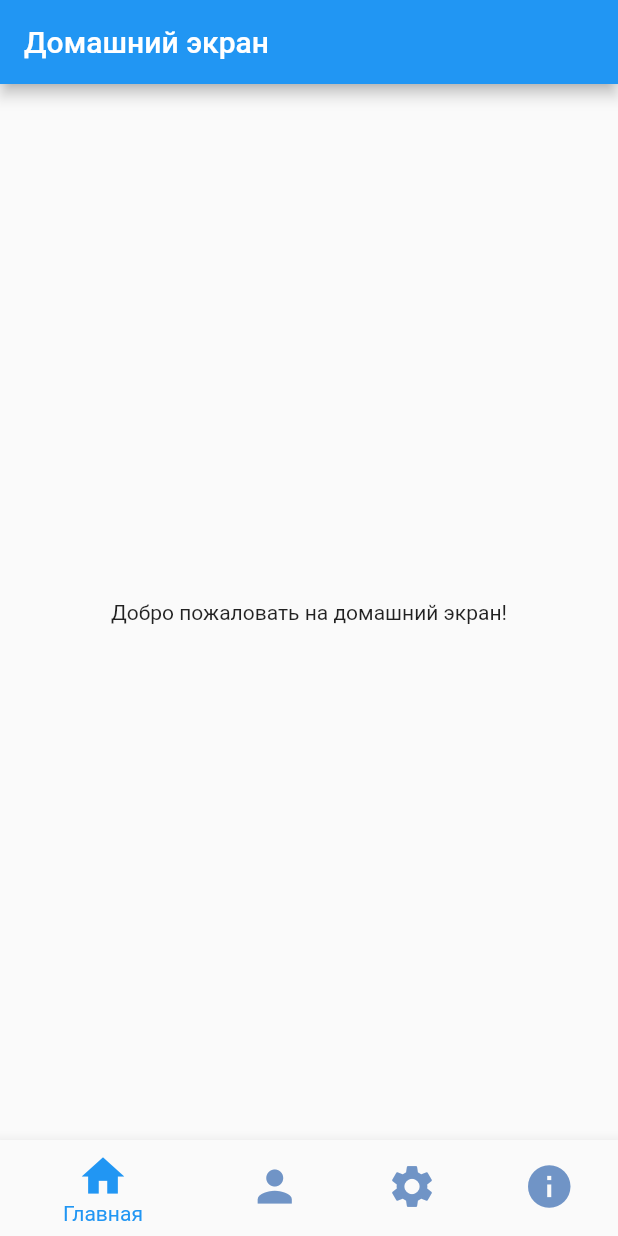
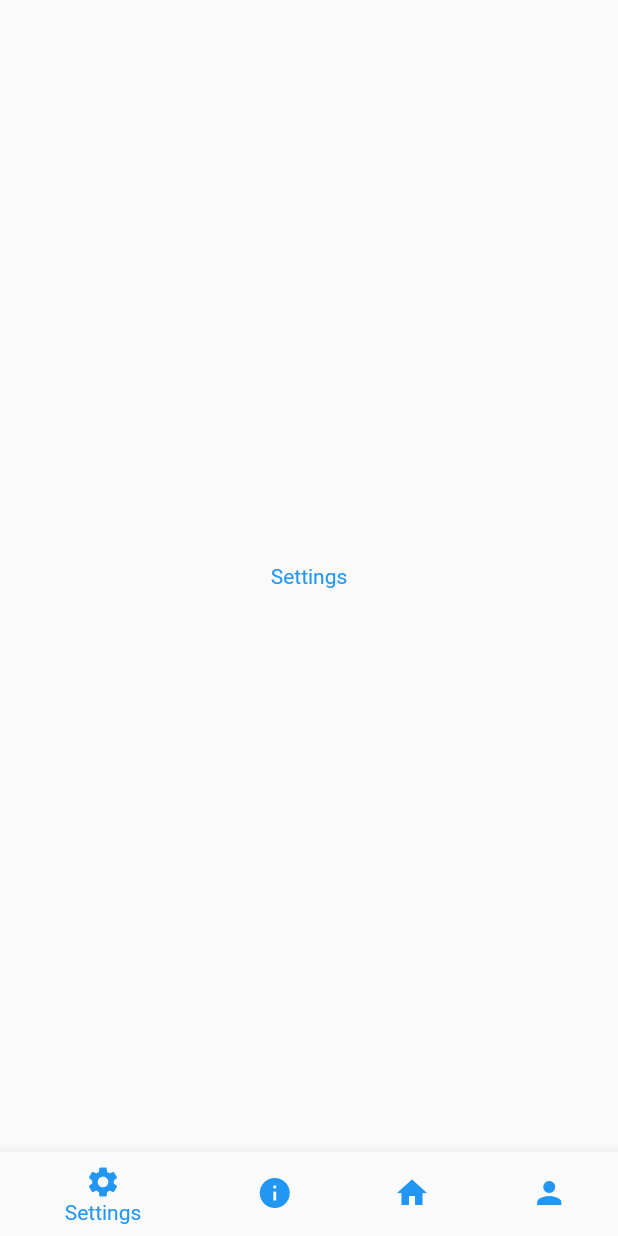
Before and after one commit to LISBREU/water_friend, a Flutter app: the HomeScreen screen opened directly, on a phone screen of 412 x 824 dp. Run offline on Flutter 3.47's test engine with Material 2 defaults, Android fonts, the light colour scheme and no system bars.

Commit message:
created new files to divide different screens with their tasks into them

```diff
--- a/lib/pages/home_screen.dart
+++ b/lib/pages/home_screen.dart
@@ -1,50 +1,77 @@
 // home_screen.dart
 import 'package:flutter/material.dart';
+import 'home.dart';
+import 'settings.dart';
+import 'statisticks.dart';
+import 'user.dart';
 
-class HomeScreen extends StatelessWidget {
+class HomeScreen extends StatefulWidget {
+  @override
+  _HomeScreenState createState() => _HomeScreenState();
+}
+
+class _HomeScreenState extends State<HomeScreen> {
+  int _currentIndex = 0;
+
+  final List<Widget> _screens = [
+    Settings(),
+    Statisticks(),
+    Home(),
+    User(),
+  ];
+
   @override
   Widget build(BuildContext context) {
     return Scaffold(
-      appBar: AppBar(
-        title: Text('Домашний экран'),
-      ),
-      body: Center(
-        child: Text('Добро пожаловать на домашний экран!'),
+      body: IndexedStack(
+        index: _currentIndex,
+        children: _screens,
       ),
       bottomNavigationBar: BottomNavigationBar(
+        selectedLabelStyle: TextStyle(
+          color: Colors.blue,
+        ),
+        unselectedLabelStyle: TextStyle(
+          color: Colors.blueGrey,
+        ),
+        currentIndex: _currentIndex,
+        onTap: (index) {
+          setState(() {
+            _currentIndex = index;
+          });
+        },
         items: [
           BottomNavigationBarItem(
             icon: Icon(
+              Icons.settings,
+              color: Colors.blue,
+            ),
+            label: 'Settings',
+          ),
+          BottomNavigationBarItem(
+            icon: Icon(
+              Icons.info,
+              color: Colors.blue,
+            ),
+            label: 'Statisticks',
+          ),
+          BottomNavigationBarItem(
+            icon: Icon(
               Icons.home,
-              size: 34,
+              color: Colors.blue,
             ),
-            label: 'Главная',
+            label: 'Home',
           ),
           BottomNavigationBarItem(
             icon: Icon(
               Icons.person,
-              size: 34,
+              color: Colors.blue,
             ),
-            label: 'Профиль',
-          ),
-          BottomNavigationBarItem(
-            icon: Icon(
-              Icons.settings,
-              size: 34,
-            ),
-            label: 'Настройки',
-          ),
-          BottomNavigationBarItem(
-            icon: Icon(
-              Icons.info,
-              size: 34,
-            ),
-            label: 'Информация',
+            label: 'User',
           ),
         ],
-        selectedItemColor: Colors.blue, // Цвет выбранного элемента
-        unselectedItemColor:
-            Color.fromARGB(255, 112, 148, 198), // Цвет не выбранных элементов
+        selectedItemColor: Colors.blue,
+        unselectedItemColor: Colors.green,
       ),
     );
   }
--- /dev/null
+++ b/lib/pages/settings.dart
@@ -0,0 +1,15 @@
+import 'package:flutter/material.dart';
+
+class Settings extends StatelessWidget {
+  @override
+  Widget build(BuildContext context) {
+    return Center(
+      child: Text(
+        'Settings',
+        style: TextStyle(
+          color: Colors.blue,
+        ),
+      ),
+    );
+  }
+}
```
Also changed, not shown: lib/pages/home.dart (added, +15 -0 lines), lib/pages/questionnaire.dart (+18 -11 lines), lib/pages/statisticks.dart (added, +15 -0 lines), lib/pages/user.dart (added, +15 -0 lines).
